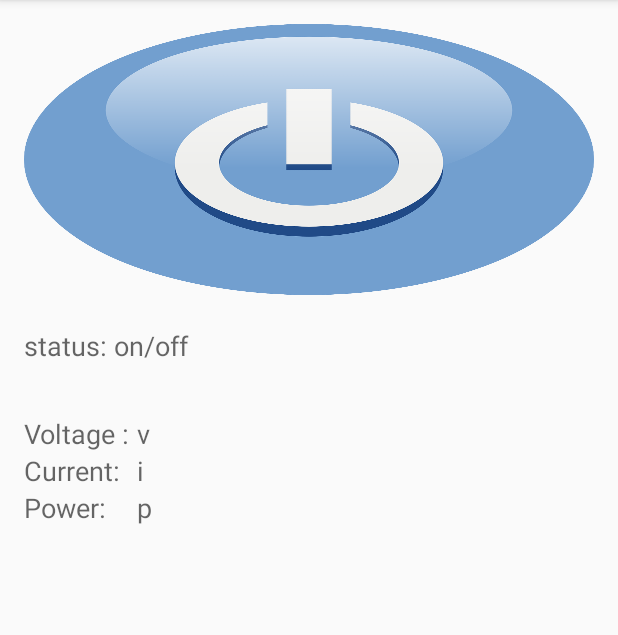
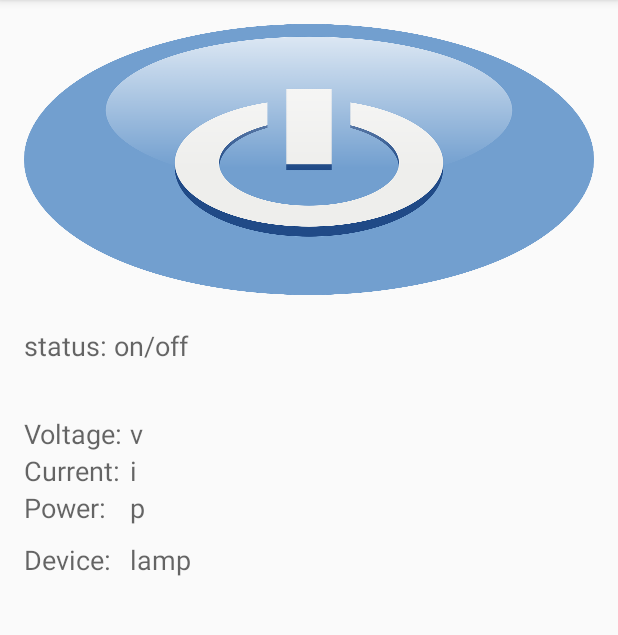
Before and after one commit to AndreSand/SmartPlug, an Android app: the screen it shows after launch (MainActivity), on a phone screen of 412 x 824 dp, the part 84-719 px from its top. Run offline under Robolectric (Android 15) with nearby library versions, the phone set to English and light mode, and no system bars; libraries missing offline, so code that uses them is left out: org.eclipse.paho; 10 statements that could not run were skipped.

```diff
--- a/app/src/main/java/plug/com/smartplug/MainActivity.java
+++ b/app/src/main/java/plug/com/smartplug/MainActivity.java
@@ -88,7 +88,7 @@ public class MainActivity extends AppCompatActivity implements MqttCallback {
                     myMQTT.sendMessage("{\"command\":\"On\"}");
                 } else {
                     Toast.makeText(MainActivity.this, "Toggle button is Off", Toast.LENGTH_LONG).show();
-                    myMQTT.sendMessage("{\"command\":\"On\"}");
+                    myMQTT.sendMessage("{\"command\":\"Off\"}");
                 }
             }
         });
--- a/app/src/main/res/layout/activity_main.xml
+++ b/app/src/main/res/layout/activity_main.xml
@@ -8,6 +8,8 @@
     android:paddingRight="@dimen/activity_horizontal_margin"
     android:paddingTop="@dimen/activity_vertical_margin"
     tools:context="plug.com.smartplug.MainActivity">
+
+
 
     <Switch
         android:id="@+id/switch1"
@@ -36,7 +38,7 @@
         android:layout_height="wrap_content"
         android:layout_alignParentStart="true"
         android:layout_alignTop="@+id/tvVoltage"
-        android:text="Voltage : "
+        android:text="Voltage: "
         android:textAppearance="?android:attr/textAppearanceMedium" />
 
     <TextView
@@ -58,16 +60,6 @@
         android:layout_alignParentStart="true"
         android:layout_below="@+id/textView"
         android:text="Current:"
-        android:textAppearance="?android:attr/textAppearanceMedium" />
-
-    <TextView
-        android:id="@+id/textView3"
-        android:layout_width="wrap_content"
-        android:layout_height="wrap_content"
-        android:layout_alignEnd="@+id/textView2"
-        android:layout_alignParentStart="true"
-        android:layout_below="@+id/textView2"
-        android:text="Power:"
         android:textAppearance="?android:attr/textAppearanceMedium" />
 
     <TextView
@@ -103,4 +95,36 @@
         android:text="New ToggleButton"
         android:textOff=""
         android:textOn="" />
+    <TextView
+        android:id="@+id/textView3"
+        android:layout_width="wrap_content"
+        android:layout_height="wrap_content"
+        android:layout_alignEnd="@+id/textView2"
+        android:layout_alignParentStart="true"
+        android:layout_below="@+id/textView2"
+        android:text="Power:"
+        android:textAppearance="?android:attr/textAppearanceMedium" />
+
+    <TextView
+        android:id="@+id/textView9"
+        android:layout_width="wrap_content"
+        android:layout_height="wrap_content"
+        android:text="Device: "
+        android:textAppearance="?android:attr/textAppearanceMedium"
+        android:layout_marginTop="10dp"
+        android:layout_below="@+id/textView3"
+        android:layout_alignParentStart="true"
+        android:layout_toStartOf="@+id/tvPower" />
+
+    <TextView
+        android:id="@+id/textView10"
+        android:layout_width="wrap_content"
+        android:layout_height="wrap_content"
+        android:text="lamp"
+        android:textAppearance="?android:attr/textAppearanceMedium"
+        android:layout_alignBaseline="@+id/textView9"
+        android:layout_alignBottom="@+id/textView9"
+        android:layout_alignEnd="@+id/tvPower"
+        android:layout_toEndOf="@+id/textView9" />
+
 </RelativeLayout>
--- a/build.gradle
+++ b/build.gradle
@@ -5,7 +5,7 @@ buildscript {
         jcenter()
     }
     dependencies {
-        classpath 'com.android.tools.build:gradle:1.3.0'
+        classpath 'com.android.tools.build:gradle:2.2.0'
 
         // NOTE: Do not place your application dependencies here; they belong
         // in the individual module build.gradle files
```
Also changed, not shown: app/src/main/java/plug/com/smartplug/MQTTSample.java (+7 -7 lines), gradle/wrapper/gradle-wrapper.properties, 1 other file.
